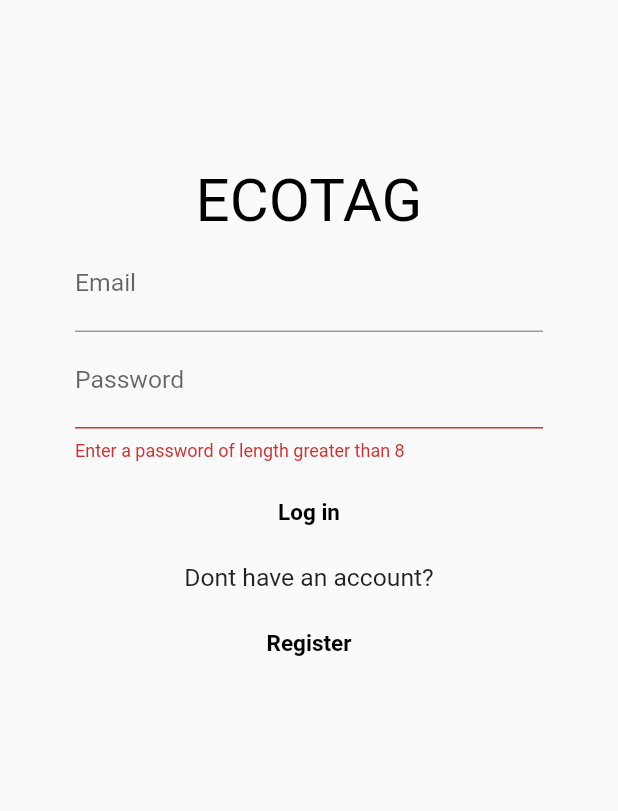
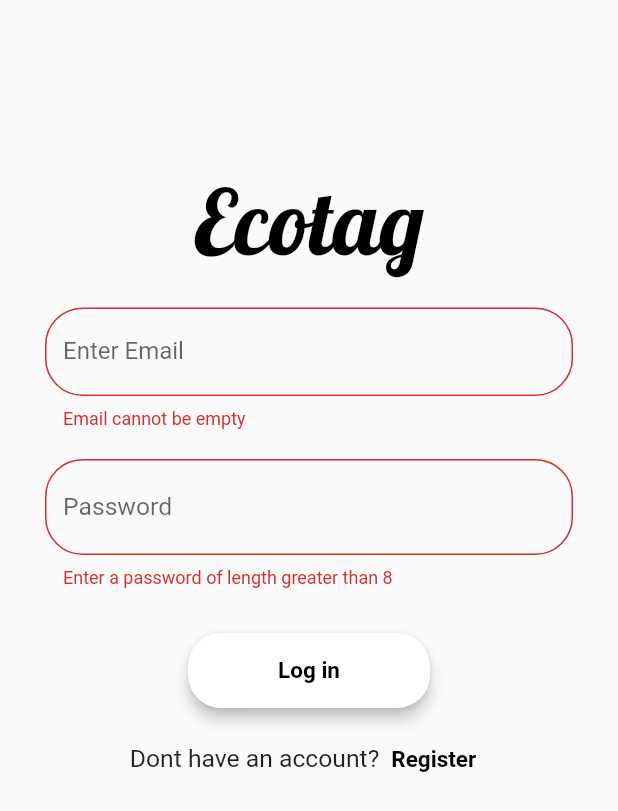
Before and after one commit to TheNova22/ecotag-frontend, a Flutter app: the screen it shows after launch, after a tap on "Log in", on a phone screen of 412 x 824 dp. Shown: the top 811 px of the screen. Run offline on Flutter 3.47's test engine with Material 2 defaults, Android fonts, the phone set to English and light mode, and no system bars; our stand-ins replace dio, firebase_auth, firebase_core, fluttertoast, google_sign_in, shared_preferences; accounts and stored records are empty; Roboto replaces fonts that are missing (Comfortaa, Poppins).

Commit message:
simple UI login

```diff
--- a/lib/main.dart
+++ b/lib/main.dart
@@ -2,7 +2,7 @@ import 'package:firebase_auth/firebase_auth.dart';
 import 'package:firebase_core/firebase_core.dart';
 import 'package:flutter/material.dart';
 import 'package:sih_frontend/screens/api_test.dart';
-import 'package:sih_frontend/screens/login_screen.dart';
+import 'package:sih_frontend/screens/login/login_screen.dart';
 import 'package:flutter/foundation.dart' show kIsWeb;
 import 'package:flutter/services.dart';
 import 'package:sih_frontend/utils/api_functions.dart';
--- a/lib/screens/login_screen.dart
+++ b/lib/screens/login/login_screen.dart
@@ -54,6 +54,30 @@ class _LoginScreenState extends State<LoginScreen> {
         return null;
       },
     );
+    TextFormField emailForm1 = TextFormField(
+      onFieldSubmitted: _submitEmail,
+      decoration: InputDecoration(
+        labelText: "Enter Email",
+        fillColor: Colors.white,
+        border: OutlineInputBorder(
+          borderRadius: BorderRadius.circular(25.0),
+          borderSide: const BorderSide(),
+        ),
+        //fillColor: Colors.green
+      ),
+      // TODO : enable this when production
+      validator: (val) {
+        if (val?.length == 0) {
+          return "Email cannot be empty";
+        } else {
+          return null;
+        }
+      },
+      keyboardType: TextInputType.emailAddress,
+      style: const TextStyle(
+        fontFamily: "Poppins",
+      ),
+    );
     TextFormField pwdForm = TextFormField(
       style: textStyle.copyWith(fontSize: width * 0.05),
       key: const ValueKey('pwd'),
@@ -63,6 +87,12 @@ class _LoginScreenState extends State<LoginScreen> {
       decoration: InputDecoration(
         labelText: "Password",
         labelStyle: textStyle,
+        fillColor: Colors.white,
+        border: OutlineInputBorder(
+          borderRadius: BorderRadius.circular(25.0),
+          borderSide: const BorderSide(),
+        ),
+        //fillColor: Colors.green
       ),
       validator: (value) {
         if (register && value! != pwdConfirmController.text) {
@@ -89,6 +119,11 @@ class _LoginScreenState extends State<LoginScreen> {
       decoration: InputDecoration(
         labelText: "Confirm your password",
         labelStyle: textStyle,
+        fillColor: Colors.white,
+        border: OutlineInputBorder(
+          borderRadius: BorderRadius.circular(25.0),
+          borderSide: const BorderSide(),
+        ),
       ),
     );
     TextFormField nameForm = TextFormField(
@@ -99,6 +134,11 @@ class _LoginScreenState extends State<LoginScreen> {
       decoration: InputDecoration(
         labelText: "Name",
         labelStyle: textStyle,
+        fillColor: Colors.white,
+        border: OutlineInputBorder(
+          borderRadius: BorderRadius.circular(25.0),
+          borderSide: const BorderSide(),
+        ),
       ),
       validator: (value) {
         if (value!.isEmpty) {
@@ -127,11 +167,11 @@ class _LoginScreenState extends State<LoginScreen> {
                           height: 50,
                         ),
                         const Text(
-                          "ECOTAG",
+                          "Ecotag",
                           style: TextStyle(
                               color: Colors.black,
-                              fontSize: 40,
-                              fontFamily: 'Comfortaa'),
+                              fontSize: 60,
+                              fontFamily: 'Lobster'),
                         ),
                         Form(
                           key: _formKey,
@@ -139,31 +179,31 @@ class _LoginScreenState extends State<LoginScreen> {
                             children: [
                               Padding(
                                 padding: const EdgeInsets.only(
-                                    left: 50.0, right: 50.0),
-                                child: emailForm,
+                                    left: 30.0, right: 30.0, top: 20.0),
+                                child: emailForm1,
                               ),
                               if (register)
                                 Padding(
                                   padding: const EdgeInsets.only(
-                                      left: 50.0, right: 50.0),
+                                      left: 30.0, right: 30.0, top: 20.0),
                                   child: nameForm,
                                 ),
                               Padding(
                                 padding: const EdgeInsets.only(
-                                    left: 50.0, right: 50.0),
+                                    left: 30.0, right: 30.0, top: 20.0),
                                 child: pwdForm,
                               ),
                               if (register)
                                 Padding(
                                   padding: const EdgeInsets.only(
-                                      left: 50.0, right: 50.0),
+                                      left: 30.0, right: 30.0, top: 20.0),
                                   child: pwdConfirmForm,
                                 ),
                             ],
                           ),
                         ),
                         const SizedBox(
-                          height: 10,
+                          height: 30,
                         ),
                         isPressed
                             ? const CircularProgressIndicator()
@@ -171,6 +211,23 @@ class _LoginScreenState extends State<LoginScreen> {
                                 mainAxisAlignment: MainAxisAlignment.center,
                                 children: [
                                   TextButton(
+                                    style: TextButton.styleFrom(
+                                      minimumSize: const Size(100, 50),
+                                      foregroundColor: Colors.white,
+                                      backgroundColor: const Color.fromARGB(
+                                          255, 255, 255, 255),
+                                      elevation: 4,
+                                      // shape: const CircleBorder(),
+                                      shape: RoundedRectangleBorder(
+                                        borderRadius: BorderRadius.circular(
+                                            22), // <-- Radius
+                                      ),
+                                      padding: const EdgeInsets.only(
+                                          left: 60,
+                                          right: 60,
+                                          top: 15,
+                                          bottom: 15),
+                                    ),
                                     child: Text(
                                       register ? "Register" : "Log in",
                                       style: const TextStyle(
@@ -244,6 +301,9 @@ class _LoginScreenState extends State<LoginScreen> {
                                   const SizedBox(
                                     height: 10,
                                   ),
+                                  Row(
+                                    mainAxisAlignment: MainAxisAlignment.center,
+                                    children: [
                                       Text(
                                         register
                                             ? "Already a user ?"
@@ -269,6 +329,8 @@ class _LoginScreenState extends State<LoginScreen> {
                                         },
                                       ) // Login
                                     ],
+                                  ),
+                                ],
                               )
                       ]),
                 ),
```
Also changed, not shown: pubspec.yaml (+21 -6 lines), assets/fonts/Lobster-Regular.ttf (added), assets/fonts/OleoScript-Regular.ttf (added), assets/fonts/Pacifico-Regular.ttf (added), assets/fonts/PermanentMarker-Regular.ttf (added), assets/fonts/SedgwickAve-Regular.ttf (added). Lines whose indentation alone changed are shown as unchanged.
